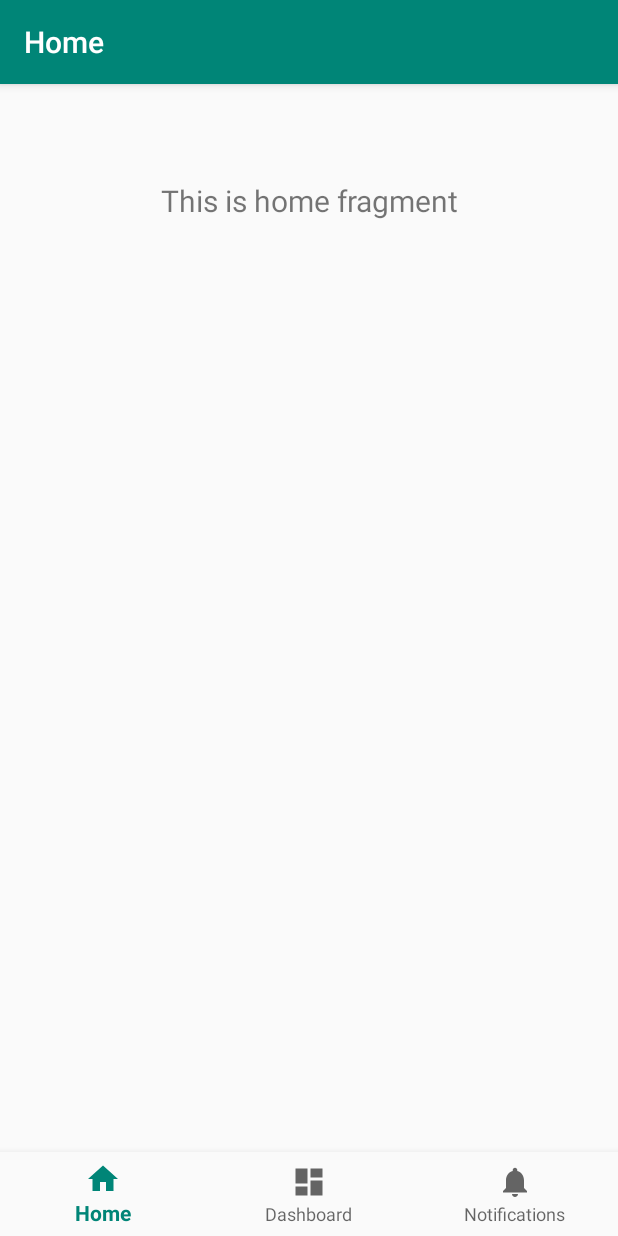
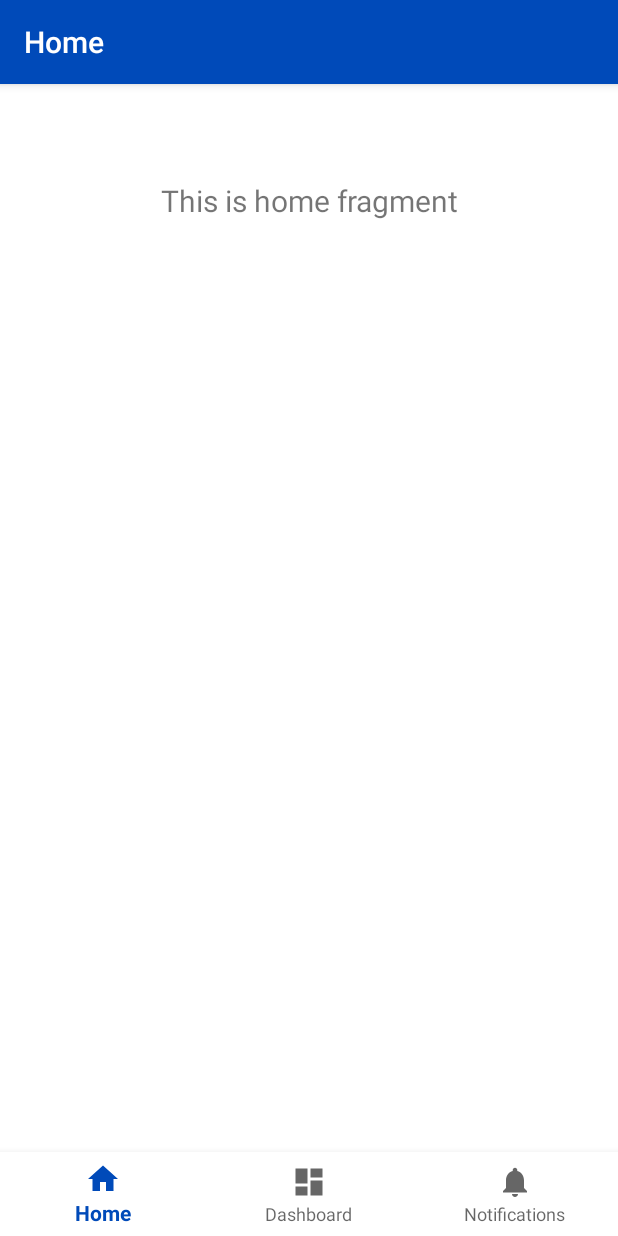
Before and after one commit to Kc-codetalker/KCClock, an Android app: the screen it shows after launch (MainActivity), on a phone screen of 412 x 824 dp. Run offline under Robolectric (Android 15) with nearby library versions, the phone set to English and light mode, and no system bars; our stand-ins replace navigation-ui.

Commit message:
Add light/dark themes to app.

```diff
--- a/app/src/main/java/id/ac/ui/cs/mobileprogramming/kace/kcclock/MainActivity.java
+++ b/app/src/main/java/id/ac/ui/cs/mobileprogramming/kace/kcclock/MainActivity.java
@@ -1,6 +1,8 @@
 package id.ac.ui.cs.mobileprogramming.kace.kcclock;
 
+import android.content.res.Configuration;
 import android.os.Bundle;
+import android.util.Log;
 
 import com.google.android.material.bottomnavigation.BottomNavigationView;
 
@@ -15,6 +17,9 @@ public class MainActivity extends AppCompatActivity {
     @Override
     protected void onCreate(Bundle savedInstanceState) {
         super.onCreate(savedInstanceState);
+        int currentNightMode = getResources().getConfiguration().uiMode & Configuration.UI_MODE_NIGHT_MASK;
+        this.adjustActivityTheme(currentNightMode);
+
         setContentView(R.layout.activity_main);
         BottomNavigationView navView = findViewById(R.id.nav_view);
         // Passing each menu ID as a set of Ids because each
@@ -27,4 +32,15 @@ public class MainActivity extends AppCompatActivity {
         NavigationUI.setupWithNavController(navView, navController);
     }
 
+    private void adjustActivityTheme(int currentNightMode) {
+        switch (currentNightMode) {
+            case Configuration.UI_MODE_NIGHT_NO:
+                setTheme(R.style.LightTheme);
+                break;
+            case Configuration.UI_MODE_NIGHT_YES:
+                setTheme(R.style.DarkTheme);
+                break;
+        }
+    }
+
 }
--- a/app/src/main/res/layout/activity_main.xml
+++ b/app/src/main/res/layout/activity_main.xml
@@ -4,7 +4,8 @@
     android:id="@+id/container"
     android:layout_width="match_parent"
     android:layout_height="match_parent"
-    android:paddingTop="?attr/actionBarSize">
+    android:paddingTop="?attr/actionBarSize"
+    android:background="?attr/bgColor">
 
     <com.google.android.material.bottomnavigation.BottomNavigationView
         android:id="@+id/nav_view"
@@ -12,7 +13,7 @@
         android:layout_height="wrap_content"
         android:layout_marginStart="0dp"
         android:layout_marginEnd="0dp"
-        android:background="?android:attr/windowBackground"
+        android:background="?attr/bgColor"
         app:layout_constraintBottom_toBottomOf="parent"
         app:layout_constraintLeft_toLeftOf="parent"
         app:layout_constraintRight_toRightOf="parent"
--- /dev/null
+++ b/app/src/main/res/values/attrs.xml
@@ -0,0 +1,10 @@
+<?xml version="1.0" encoding="utf-8"?>
+<resources>
+    <attr name="bgColor" format="color"/>
+    <attr name="activeTextColor" format="color"/>
+    <attr name="inactiveTextColor" format="color"/>
+    <attr name="activeItemBgColor" format="color"/>
+    <attr name="inactiveItemBgColor" format="color"/>
+
+    <attr name="metaTextColor" format="color"/>
+</resources>
--- a/app/src/main/res/values/colors.xml
+++ b/app/src/main/res/values/colors.xml
@@ -1,6 +1,23 @@
 <?xml version="1.0" encoding="utf-8"?>
 <resources>
-    <color name="colorPrimary">#008577</color>
-    <color name="colorPrimaryDark">#00574B</color>
-    <color name="colorAccent">#D81B60</color>
+    <color name="colorPrimary">#004AB9</color> <!-- originally #008577 -->
+    <color name="colorPrimaryDark">#003480</color> <!-- originally #00574B -->
+    <color name="colorAccent">#004AB9</color> <!-- originally #D81B60 -->
+
+    <color name="activeTextColor">#000000</color>
+    <color name="activeTextColorDark">#EEEEEE</color>
+    <color name="inactiveTextColor">#888888</color>
+    <color name="inactiveTextColorDark">#888888</color>
+
+    <color name="bgColor">#FFFFFF</color>
+    <color name="bgColorDark">#000000</color>
+    <color name="activeItemBgColor">#EEEEEE</color>
+    <color name="activeItemBgColorDark">#313131</color>
+    <color name="inactiveItemBgColor">#313131</color>
+    <color name="inactiveItemBgColorDark">#212121</color>
+
+    <color name="dangerColor">#FF0000</color>
+    <color name="successColor">#009688</color>
+
+    <color name="metaTextColor">#AEAEAE</color>
 </resources>
--- a/app/src/main/res/values/styles.xml
+++ b/app/src/main/res/values/styles.xml
@@ -1,11 +1,27 @@
 <resources>
 
     <!-- Base application theme. -->
-    <style name="AppTheme" parent="Theme.AppCompat.Light.DarkActionBar">
+    <style name="AppTheme" parent="Theme.AppCompat.DayNight.DarkActionBar">
         <!-- Customize your theme here. -->
-        <item name="colorPrimary">@color/colorPrimary</item>
-        <item name="colorPrimaryDark">@color/colorPrimaryDark</item>
+        <item name="colorPrimary">@color/colorPrimary</item> <!-- Warna app bar -->
+        <item name="colorPrimaryDark">@color/colorPrimaryDark</item> <!-- Warna status/notif bar -->
         <item name="colorAccent">@color/colorAccent</item>
     </style>
 
+    <style name="LightTheme" parent="AppTheme">
+        <item name="activeTextColor">@color/activeTextColor</item>
+        <item name="inactiveTextColor">@color/inactiveTextColor</item>
+        <item name="bgColor">@color/bgColor</item>
+        <item name="activeItemBgColor">@color/activeItemBgColor</item>
+        <item name="inactiveItemBgColor">@color/inactiveItemBgColor</item>
+    </style>
+
+    <style name="DarkTheme" parent="AppTheme">
+        <item name="activeTextColor">@color/activeTextColorDark</item>
+        <item name="inactiveTextColor">@color/inactiveTextColorDark</item>
+        <item name="bgColor">@color/bgColorDark</item>
+        <item name="activeItemBgColor">@color/activeItemBgColorDark</item>
+        <item name="inactiveItemBgColor">@color/inactiveItemBgColorDark</item>
+    </style>
+
 </resources>
```
